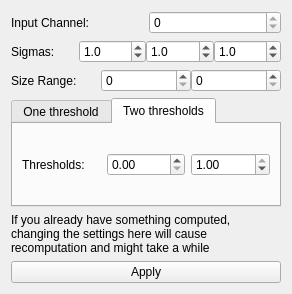
Before: the Qt Designer form ilastik/applets/thresholdTwoLevels/drawer.ui in ilastik/ilastik, drawn with Qt 5.
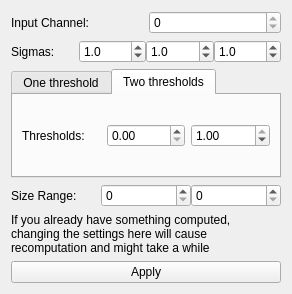
After: the same form once the commit is applied.

Patch:
```diff
--- a/ilastik/applets/thresholdTwoLevels/drawer.ui
+++ b/ilastik/applets/thresholdTwoLevels/drawer.ui
@@ -127,43 +127,6 @@
      </item>
     </layout>
    </item>
-   <item>
-    <layout class="QHBoxLayout" name="horizontalLayout_3">
-     <property name="spacing">
-      <number>0</number>
-     </property>
-     <item>
-      <widget class="QLabel" name="label">
-       <property name="toolTip">
-        <string>&lt;html&gt;&lt;head/&gt;&lt;body&gt;&lt;p&gt;Minimum and maximum object size for the size filter&lt;/p&gt;&lt;/body&gt;&lt;/html&gt;</string>
-       </property>
-       <property name="text">
-        <string>Size Range:</string>
-       </property>
-      </widget>
-     </item>
-     <item>
-      <widget class="QSpinBox" name="minSizeSpinBox">
-       <property name="toolTip">
-        <string>Min object size</string>
-       </property>
-       <property name="maximum">
-        <number>100000</number>
-       </property>
-      </widget>
-     </item>
-     <item>
-      <widget class="QSpinBox" name="maxSizeSpinBox">
-       <property name="toolTip">
-        <string>Max object size</string>
-       </property>
-       <property name="maximum">
-        <number>1000000</number>
-       </property>
-      </widget>
-     </item>
-    </layout>
-   </item>
    <item>
     <widget class="QTabWidget" name="tabWidget">
      <property name="maximumSize">
@@ -258,6 +221,43 @@
      </widget>
     </widget>
    </item>
+   <item>
+    <layout class="QHBoxLayout" name="horizontalLayout_3">
+     <property name="spacing">
+      <number>0</number>
+     </property>
+     <item>
+      <widget class="QLabel" name="label">
+       <property name="toolTip">
+        <string>&lt;html&gt;&lt;head/&gt;&lt;body&gt;&lt;p&gt;Minimum and maximum object size for the size filter&lt;/p&gt;&lt;/body&gt;&lt;/html&gt;</string>
+       </property>
+       <property name="text">
+        <string>Size Range:</string>
+       </property>
+      </widget>
+     </item>
+     <item>
+      <widget class="QSpinBox" name="minSizeSpinBox">
+       <property name="toolTip">
+        <string>Min object size</string>
+       </property>
+       <property name="maximum">
+        <number>100000</number>
+       </property>
+      </widget>
+     </item>
+     <item>
+      <widget class="QSpinBox" name="maxSizeSpinBox">
+       <property name="toolTip">
+        <string>Max object size</string>
+       </property>
+       <property name="maximum">
+        <number>1000000</number>
+       </property>
+      </widget>
+     </item>
+    </layout>
+   </item>
    <item>
     <widget class="QLabel" name="label_4">
      <property name="toolTip">
```
Left out of the diff: 1 changed line with no effect on the pictures.
